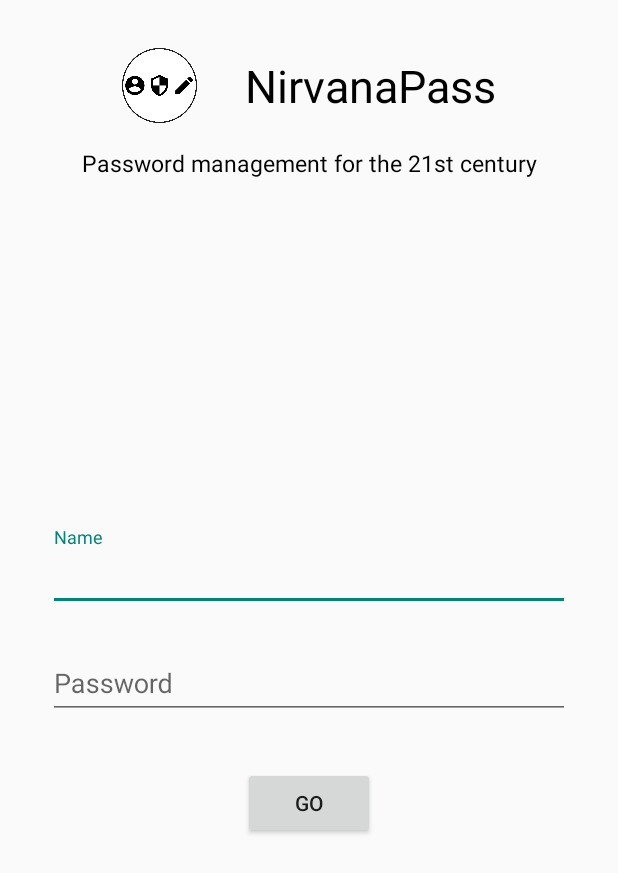
After one commit to nirvanapass/nirvanapass, an Android app: the layout LoginActivityLayout.xml on its own in the app's theme, with its tools: preview values and no code run, on a phone screen of 412 x 824 dp. The commit adds this screen. Shown: the top 873 px of the screen. Run offline under Robolectric (Android 15) with nearby library versions, the phone set to English and light mode, and no system bars.

Commit message:
Refactoring and adding ids file

```diff
--- a/android/NirvanaPass/app/src/main/AndroidManifest.xml
+++ b/android/NirvanaPass/app/src/main/AndroidManifest.xml
@@ -4,8 +4,8 @@
 
     <application
         android:allowBackup="true"
-        android:icon="@mipmap/ic_launcher"
-        android:label="@string/app_name"
+        android:icon="@mipmap/launcherIcon"
+        android:label="@string/appName"
         android:supportsRtl="true"
         android:theme="@style/AppTheme">
         <activity
--- a/android/NirvanaPass/app/src/main/java/com/pratyushnalam/nirvanapass/LoginActivity.java
+++ b/android/NirvanaPass/app/src/main/java/com/pratyushnalam/nirvanapass/LoginActivity.java
@@ -8,6 +8,6 @@ public class LoginActivity extends AppCompatActivity {
     @Override
     protected void onCreate(Bundle savedInstanceState) {
         super.onCreate(savedInstanceState);
-        setContentView(R.layout.activity_login);
+        setContentView(R.layout.LoginActivityLayout);
     }
 }
--- /dev/null
+++ b/android/NirvanaPass/app/src/main/res/layout/LoginActivityLayout.xml
@@ -0,0 +1,102 @@
+<?xml version="1.0" encoding="utf-8"?>
+<LinearLayout xmlns:android="http://schemas.android.com/apk/res/android"
+    xmlns:tools="http://schemas.android.com/tools"
+    android:id="@id/loginHomeLayout"
+    android:layout_width="match_parent"
+    android:layout_height="match_parent"
+    android:orientation="vertical"
+    android:paddingBottom="@dimen/activityVerticalMargin"
+    android:paddingLeft="@dimen/activityHorizontalMargin"
+    android:paddingRight="@dimen/activityHorizontalMargin"
+    android:paddingTop="@dimen/activityVerticalMargin"
+    tools:context="com.pratyushnalam.nirvanapass.LoginActivity">
+
+    <LinearLayout
+        android:id="@id/loginHeaderLayout"
+        android:layout_width="match_parent"
+        android:layout_height="wrap_content"
+        android:gravity="center_horizontal"
+        android:orientation="vertical">
+
+        <LinearLayout
+            android:id="@id/loginHeaderLogoLayout"
+            android:layout_width="match_parent"
+            android:layout_height="wrap_content"
+            android:gravity="center_horizontal"
+            android:orientation="horizontal"
+            android:weightSum="1">
+
+            <android.support.v7.widget.AppCompatImageView
+                android:id="@id/loginLogoImageView"
+                android:layout_width="50dp"
+                android:layout_height="50dp"
+                android:layout_margin="@dimen/componentMargin"
+                android:src="@drawable/logo" />
+
+            <TextView
+                android:id="@id/loginTitleTextView"
+                android:layout_width="wrap_content"
+                android:layout_height="match_parent"
+                android:layout_margin="@dimen/componentMargin"
+                android:gravity="center_vertical"
+                android:text="@string/appName"
+                android:textColor="@android:color/primary_text_light"
+                android:textSize="30sp" />
+
+        </LinearLayout>
+
+        <TextView
+            android:id="@id/loginSloganTextView"
+            android:layout_width="match_parent"
+            android:layout_height="wrap_content"
+            android:gravity="center_horizontal"
+            android:text="@string/slogan"
+            android:textColor="@android:color/primary_text_light"
+            android:textSize="15sp" />
+    </LinearLayout>
+
+    <LinearLayout
+        android:id="@id/loginFormLayout"
+        android:layout_width="match_parent"
+        android:layout_height="match_parent"
+        android:gravity="center_vertical"
+        android:orientation="vertical">
+
+        <android.support.design.widget.TextInputLayout
+            android:id="@id/loginNameLayout"
+            android:layout_width="match_parent"
+            android:layout_height="wrap_content">
+
+            <EditText
+                android:id="@id/loginNameEditText"
+                android:layout_width="match_parent"
+                android:layout_height="match_parent"
+                android:layout_margin="@dimen/componentMargin"
+                android:hint="@string/loginName"
+                android:imeOptions="actionNext"
+                android:inputType="text" />
+        </android.support.design.widget.TextInputLayout>
+
+        <android.support.design.widget.TextInputLayout
+            android:id="@id/loginPasswordLayout"
+            android:layout_width="match_parent"
+            android:layout_height="wrap_content">
+
+            <EditText
+                android:id="@id/loginPasswordEditText"
+                android:layout_width="match_parent"
+                android:layout_height="match_parent"
+                android:layout_margin="@dimen/componentMargin"
+                android:hint="@string/loginPassword"
+                android:inputType="textPassword" />
+        </android.support.design.widget.TextInputLayout>
+
+        <Button
+            android:id="@id/loginSubmitButton"
+            android:layout_width="wrap_content"
+            android:layout_height="wrap_content"
+            android:layout_gravity="center"
+            android:layout_margin="@dimen/componentMargin"
+            android:text="@string/loginSubmit" />
+    </LinearLayout>
+</LinearLayout>
--- a/android/NirvanaPass/app/src/main/res/values-w820dp/dimens.xml
+++ b/android/NirvanaPass/app/src/main/res/values-w820dp/dimens.xml
@@ -2,5 +2,5 @@
     <!-- Example customization of dimensions originally defined in res/values/dimens.xml
          (such as screen margins) for screens with more than 820dp of available width. This
          would include 7" and 10" devices in landscape (~960dp and ~1280dp respectively). -->
-    <dimen name="activity_horizontal_margin">64dp</dimen>
+    <dimen name="activityHorizontalMargin">64dp</dimen>
 </resources>
--- a/android/NirvanaPass/app/src/main/res/values/dimens.xml
+++ b/android/NirvanaPass/app/src/main/res/values/dimens.xml
@@ -1,7 +1,7 @@
 <resources>
     <!-- Default screen margins, per the Android Design guidelines. -->
-    <dimen name="activity_horizontal_margin">16dp</dimen>
-    <dimen name="activity_vertical_margin">16dp</dimen>
-    <dimen name="component_margin">16dp</dimen>
-    <dimen name="fab_margin">16dp</dimen>
+    <dimen name="activityHorizontalMargin">16dp</dimen>
+    <dimen name="activityVerticalMargin">16dp</dimen>
+    <dimen name="componentMargin">16dp</dimen>
+    <dimen name="fabMargin">16dp</dimen>
 </resources>
--- /dev/null
+++ b/android/NirvanaPass/app/src/main/res/values/ids.xml
@@ -0,0 +1,15 @@
+<?xml version="1.0" encoding="utf-8"?>
+<resources>
+    <item name="loginHomeLayout" type="id" />
+    <item name="loginHeaderLayout" type="id" />
+    <item name="loginFormLayout" type="id" />
+    <item name="loginHeaderLogoLayout" type="id" />
+    <item name="loginLogoImageView" type="id" />
+    <item name="loginTitleTextView" type="id" />
+    <item name="loginSloganTextView" type="id" />
+    <item name="loginNameLayout" type="id" />
+    <item name="loginNameEditText" type="id" />
+    <item name="loginPasswordLayout" type="id" />
+    <item name="loginPasswordEditText" type="id" />
+    <item name="loginSubmitButton" type="id" />
+</resources>
--- a/android/NirvanaPass/app/src/main/res/values/strings.xml
+++ b/android/NirvanaPass/app/src/main/res/values/strings.xml
@@ -1,8 +1,7 @@
 <resources>
-    <string name="app_name">NirvanaPass</string>
-    <string name="title_activity_login">NirvanaPass</string>
+    <string name="appName">NirvanaPass</string>
     <string name="slogan">Password management for the 21st century</string>
-    <string name="login_name">Name</string>
-    <string name="login_password">Password</string>
-    <string name="login_submit">Go</string>
+    <string name="loginName">Name</string>
+    <string name="loginPassword">Password</string>
+    <string name="loginSubmit">Go</string>
 </resources>
--- a/android/NirvanaPass/build.gradle
+++ b/android/NirvanaPass/build.gradle
@@ -5,7 +5,7 @@ buildscript {
         jcenter()
     }
     dependencies {
-        classpath 'com.android.tools.build:gradle:2.1.0'
+        classpath 'com.android.tools.build:gradle:2.1.2'
 
         // NOTE: Do not place your application dependencies here; they belong
         // in the individual module build.gradle files
```
Also changed, not shown: android/NirvanaPass/app/src/main/res/layout/activity_login.xml (deleted, +0 -90 lines), android/NirvanaPass/app/src/main/res/mipmap-hdpi/launcherIcon.png (renamed from android/NirvanaPass/app/src/main/res/mipmap-hdpi/ic_launcher.png), android/NirvanaPass/app/src/main/res/mipmap-mdpi/launcherIcon.png (renamed from android/NirvanaPass/app/src/main/res/mipmap-mdpi/ic_launcher.png), android/NirvanaPass/app/src/main/res/mipmap-xhdpi/launcherIcon.png (renamed from android/NirvanaPass/app/src/main/res/mipmap-xhdpi/ic_launcher.png), android/NirvanaPass/app/src/main/res/mipmap-xxhdpi/launcherIcon.png (renamed from android/NirvanaPass/app/src/main/res/mipmap-xxhdpi/ic_launcher.png), android/NirvanaPass/app/src/main/res/mipmap-xxxhdpi/launcherIcon.png (renamed from android/NirvanaPass/app/src/main/res/mipmap-xxxhdpi/ic_launcher.png).
